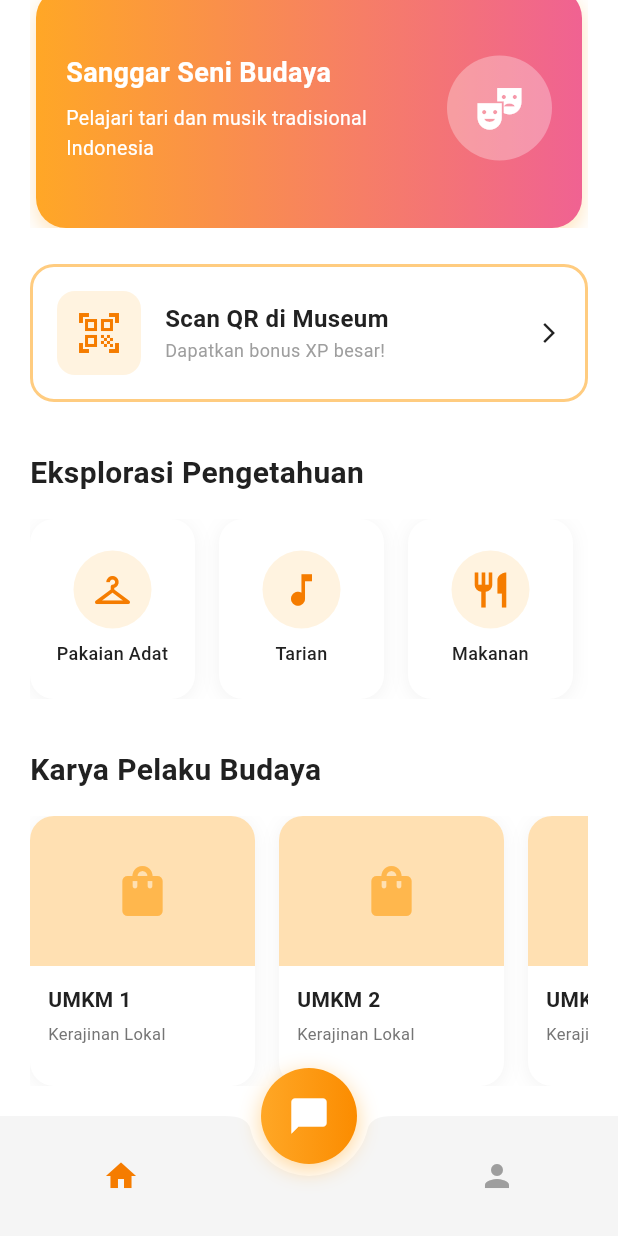
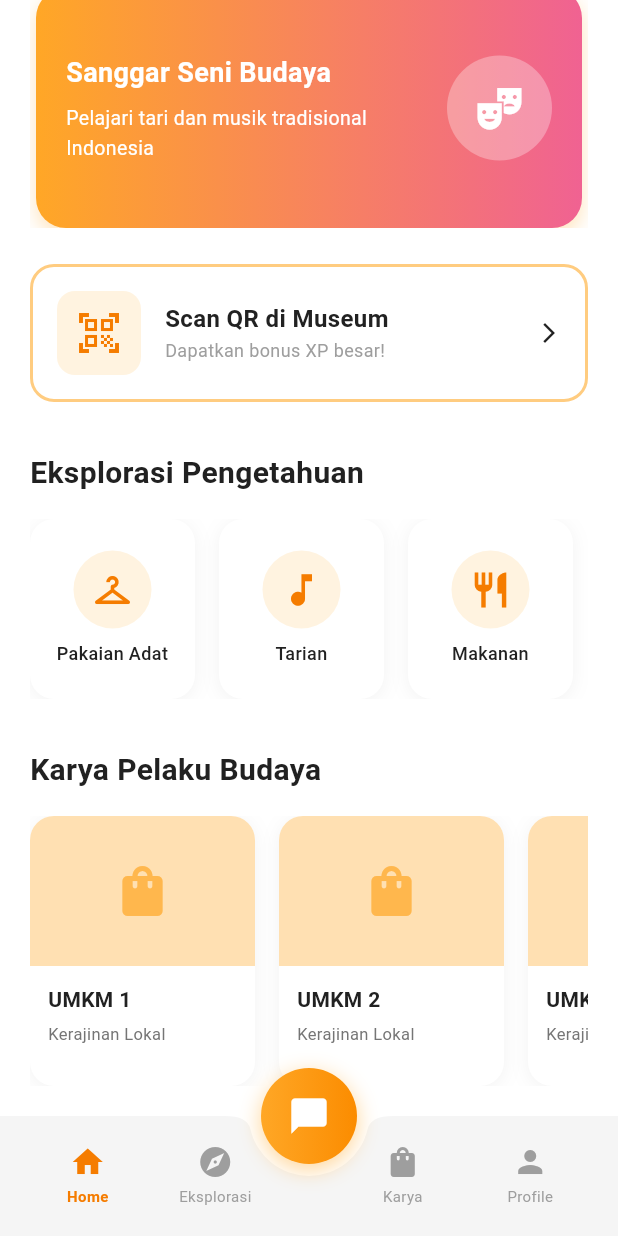
Before and after one commit to Fidhlah/BudayaGo, a Flutter app: the screen it shows once a user with an empty profile is signed in, scrolled down 113 dp, on a phone screen of 412 x 824 dp. Run offline on Flutter 3.47's test engine with Material 3 defaults, Android fonts, the phone set to English and light mode, and no system bars; our stand-ins replace flutter_dotenv, geolocator, permission_handler, supabase_flutter; missing offline and left inert: mobile_scanner; accounts and stored records are empty; statements that could not run were skipped.

Commit message:
new tabs

```diff
--- a/lib/screens/main/main_screen.dart
+++ b/lib/screens/main/main_screen.dart
@@ -4,8 +4,9 @@ import '../../providers/home_provider.dart';
 import '../../providers/profile_provider.dart';
 import '../../widgets/custom_bottom_navbar.dart';
 import '../home/home_screen.dart';
+import '../eksplorasi/eksplorasi_screen.dart';
+import '../karya/karya_screen.dart';
 import '../profile/profile_screen.dart';
-import '../chatbot/chatbot_screen.dart';
 import '../chat/chat_screen.dart';
 
 class MainScreen extends StatefulWidget {
@@ -48,6 +49,8 @@ class _MainScreenState extends State<MainScreen> {
   Widget build(BuildContext context) {
     final screens = [
       const HomeScreen(),
+      const EksplorasiScreen(),
+      const KaryaScreen(),
       ProfileScreen(mascot: widget.mascot ?? 'default'),
     ];
 
--- a/lib/widgets/custom_bottom_navbar.dart
+++ b/lib/widgets/custom_bottom_navbar.dart
@@ -18,23 +18,41 @@ class CustomBottomNavBar extends StatelessWidget {
       child: Row(
         mainAxisAlignment: MainAxisAlignment.spaceAround,
         children: [
-          IconButton(
-            icon: Icon(
-              Icons.home,
-              color: currentIndex == 0 ? Colors.orange.shade700 : Colors.grey,
-            ),
-            onPressed: () => onTap(0),
-          ),
-          const SizedBox(width: 40),
-          IconButton(
-            icon: Icon(
-              Icons.person,
-              color: currentIndex == 1 ? Colors.orange.shade700 : Colors.grey,
-            ),
-            onPressed: () => onTap(1),
-          ),
+          _buildNavItem(Icons.home, 0, 'Home'),
+          _buildNavItem(Icons.explore, 1, 'Eksplorasi'),
+          const SizedBox(width: 40), // Space for FAB
+          _buildNavItem(Icons.shopping_bag, 2, 'Karya'),
+          _buildNavItem(Icons.person, 3, 'Profile'),
         ],
       ),
     );
   }
+
+  Widget _buildNavItem(IconData icon, int index, String label) {
+    final isActive = currentIndex == index;
+    return Expanded(
+      child: InkWell(
+        onTap: () => onTap(index),
+        child: Column(
+          mainAxisSize: MainAxisSize.min,
+          children: [
+            Icon(
+              icon,
+              color: isActive ? Colors.orange.shade700 : Colors.grey,
+              size: 24,
+            ),
+            const SizedBox(height: 4),
+            Text(
+              label,
+              style: TextStyle(
+                fontSize: 10,
+                color: isActive ? Colors.orange.shade700 : Colors.grey,
+                fontWeight: isActive ? FontWeight.w600 : FontWeight.normal,
+              ),
+            ),
+          ],
+        ),
+      ),
+    );
+  }
 }
```
Also changed, not shown: lib/screens/eksplorasi/eksplorasi_screen.dart (added, +99 -0 lines), lib/screens/karya/karya_screen.dart (added, +128 -0 lines), 1 other file.
